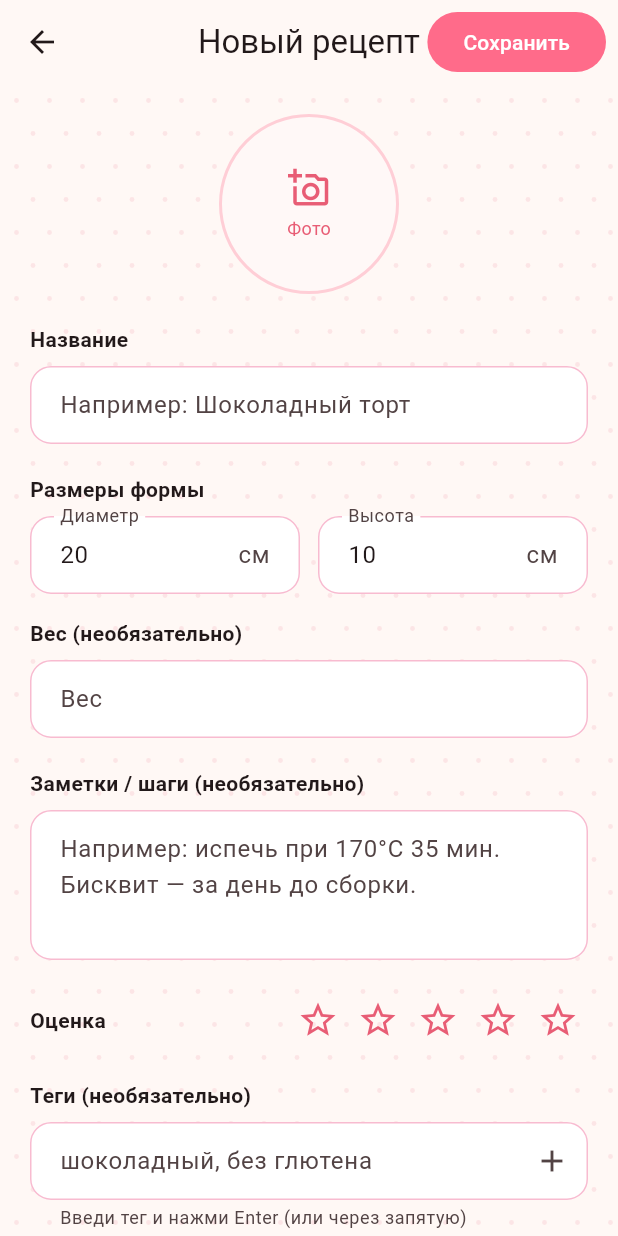
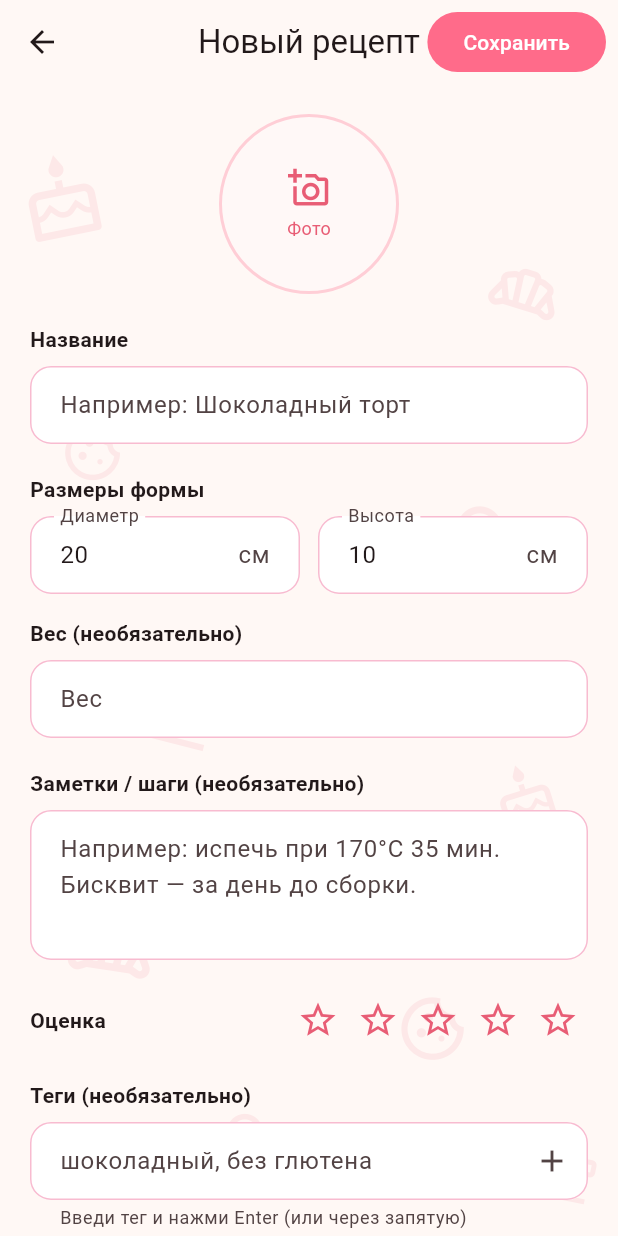
Before and after one commit to ShadowOfTime1/tortio, a Flutter app: the screen it shows after launch, after a tap on "Рецепт", on a phone screen of 412 x 824 dp. Run offline on Flutter 3.47's test engine with Material 3 defaults, Android fonts, the phone set to English and light mode, and no system bars; our stand-ins replace dio, image_picker, open_filex, package_info_plus, pdf, permission_handler and 3 more; missing offline and left inert: file_selector; network calls fail.

Commit message:
v2.5.0 cake-themed ornament on all screens, time-based auto theme, smart tier defaults

```diff
--- a/lib/main.dart
+++ b/lib/main.dart
@@ -27,7 +27,7 @@ class TortioApp extends StatelessWidget {
           debugShowCheckedModeBanner: false,
           theme: buildLightTheme(),
           darkTheme: buildDarkTheme(),
-          themeMode: ThemeService.instance.mode,
+          themeMode: ThemeService.instance.effectiveMode,
           // Заворачиваем всё в AnnotatedRegion, чтобы система рисовала иконки
           // статус-бара контрастно фону: тёмные иконки на светлой теме,
           // светлые на тёмной. Без этого в светлой теме часы/wifi/батарея
--- a/lib/screens/add_recipe_screen.dart
+++ b/lib/screens/add_recipe_screen.dart
@@ -262,7 +262,24 @@ class _AddRecipeScreenState extends State<AddRecipeScreen> {
   }
 
   void _addTier() {
-    setState(() => _additionalTiers.add(_TierInput()));
+    // Дефолт нового яруса = размер предыдущего минус 4 см диаметра (типичный
+    // step для свадебных тортов), та же высота. Поля editable как обычно.
+    double prevD;
+    double prevH;
+    if (_additionalTiers.isEmpty) {
+      prevD = parseNumber(_diameterController.text) ?? 20;
+      prevH = parseNumber(_heightController.text) ?? 10;
+    } else {
+      final prev = _additionalTiers.last;
+      prevD = parseNumber(prev.diameterController.text) ?? 20;
+      prevH = parseNumber(prev.heightController.text) ?? 10;
+    }
+    final newD = (prevD - 4).clamp(10, 50);
+    setState(() {
+      _additionalTiers.add(
+        _TierInput(diameter: '${newD.round()}', height: '${prevH.round()}'),
+      );
+    });
   }
 
   void _removeTier(_TierInput tier) {
--- a/lib/screens/scaler_screen.dart
+++ b/lib/screens/scaler_screen.dart
@@ -8,6 +8,7 @@ import '../services/app_settings.dart';
 import '../services/pdf_export_service.dart';
 import '../services/shopping_list.dart';
 import '../utils.dart';
+import '../widgets/dot_ornament.dart';
 
 enum ScaleMode { size, weight }
 
@@ -132,7 +133,10 @@ class _ScalerScreenState extends State<ScalerScreen> {
         .fold<double>(0, (sum, i) => sum + i.amount);
 
     return Scaffold(
-      body: SafeArea(
+      body: Stack(
+        children: [
+          const Positioned.fill(child: DotOrnament()),
+          SafeArea(
             child: Column(
               children: [
                 // Верхний блок: либо градиент, либо фото-обложка с затемнением.
@@ -493,6 +497,8 @@ class _ScalerScreenState extends State<ScalerScreen> {
           ],
         ),
       ),
+        ],
+      ),
     );
   }
 
@@ -568,7 +574,10 @@ class _ScalerScreenState extends State<ScalerScreen> {
         .fold<double>(0, (sum, i) => sum + i.amount);
 
     return Scaffold(
-      body: SafeArea(
+      body: Stack(
+        children: [
+          const Positioned.fill(child: DotOrnament()),
+          SafeArea(
             child: Column(
               children: [
                 // Шапка с фото или градиентом
@@ -721,6 +730,8 @@ class _ScalerScreenState extends State<ScalerScreen> {
             ),
           ],
         ),
+      ),
+        ],
       ),
     );
   }
--- a/lib/screens/settings_screen.dart
+++ b/lib/screens/settings_screen.dart
@@ -724,7 +724,7 @@ class _SettingsScreenState extends State<SettingsScreen> {
   }
 
   String _themeLabel(ThemeMode m) => switch (m) {
-    ThemeMode.system => 'Авто (как в системе)',
+    ThemeMode.system => 'Авто (день — светлая, вечер — тёмная)',
     ThemeMode.light => 'Светлая',
     ThemeMode.dark => 'Тёмная',
   };
--- a/lib/services/theme_service.dart
+++ b/lib/services/theme_service.dart
@@ -11,6 +11,16 @@ class ThemeService extends ChangeNotifier {
 
   ThemeMode _mode = ThemeMode.system;
   ThemeMode get mode => _mode;
+
+  /// Если выбрано «Авто» — возвращаем light/dark по времени суток
+  /// (06:00–20:00 = light, иначе dark), а не как в системе. Кондитеры обычно
+  /// работают днём при ярком освещении, вечером удобнее тёмная.
+  /// Если выбрано Light/Dark явно — возвращаем как есть.
+  ThemeMode get effectiveMode {
+    if (_mode != ThemeMode.system) return _mode;
+    final hour = DateTime.now().hour;
+    return (hour >= 6 && hour < 20) ? ThemeMode.light : ThemeMode.dark;
+  }
 
   Future<void> load() async {
     final prefs = await SharedPreferences.getInstance();
--- a/lib/widgets/dot_ornament.dart
+++ b/lib/widgets/dot_ornament.dart
@@ -1,7 +1,7 @@
 import 'package:flutter/material.dart';
 
-/// Лёгкий точечный орнамент в стиле «пергаментной бумаги».
-/// Вешается через `Positioned.fill` поверх Scaffold body внутри Stack.
+/// Тортово-кондитерский орнамент для фона: иконки cake/cookie/cupcake
+/// рассеяны по экрану, лёгкая прозрачность. Заменил скучные точки.
 class DotOrnament extends StatelessWidget {
   const DotOrnament({super.key});
 
@@ -10,36 +10,74 @@ class DotOrnament extends StatelessWidget {
     final isDark = Theme.of(context).brightness == Brightness.dark;
     return IgnorePointer(
       child: CustomPaint(
-        painter: _DotOrnamentPainter(
+        painter: _CakeOrnamentPainter(
           isDark
               ? Colors.white.withValues(alpha: 0.06)
-              : const Color(0xFFE85D75).withValues(alpha: 0.12),
+              : const Color(0xFFE85D75).withValues(alpha: 0.10),
         ),
       ),
     );
   }
 }
 
-class _DotOrnamentPainter extends CustomPainter {
+class _CakeOrnamentPainter extends CustomPainter {
   final Color color;
-  const _DotOrnamentPainter(this.color);
+  const _CakeOrnamentPainter(this.color);
 
-  static const double _spacing = 22.0;
-  static const double _radius = 1.6;
+  // Какие иконки используем — все outlined для лёгкости.
+  static const List<IconData> _icons = [
+    Icons.cake_outlined,
+    Icons.bakery_dining_outlined,
+    Icons.cookie_outlined,
+    Icons.icecream_outlined,
+    Icons.local_cafe_outlined,
+  ];
+
+  // (xRel, yRel, size, rotationRad, iconIdx). xRel/yRel — доли ширины/высоты.
+  // Фиксированные позиции — узор предсказуемый, не «пляшет» при перерисовке.
+  static const List<(double, double, double, double, int)> _placements = [
+    (0.10, 0.10, 60.0, -0.20, 0), // cake top-left
+    (0.85, 0.18, 50.0, 0.30, 1), // bakery top-right
+    (0.15, 0.32, 44.0, 0.10, 2), // cookie
+    (0.78, 0.40, 56.0, -0.15, 3), // icecream
+    (0.30, 0.55, 50.0, 0.25, 4), // cafe
+    (0.85, 0.62, 46.0, -0.30, 0), // cake mid-right
+    (0.18, 0.75, 60.0, 0.15, 1), // bakery low-left
+    (0.70, 0.82, 50.0, 0.05, 2), // cookie
+    (0.40, 0.92, 44.0, -0.20, 3), // icecream bottom
+    (0.92, 0.95, 40.0, 0.20, 4), // cafe corner
+  ];
 
   @override
   void paint(Canvas canvas, Size size) {
-    final paint = Paint()..color = color;
-    var rowIdx = 0;
-    for (var y = _spacing / 2; y < size.height; y += _spacing) {
-      final offsetX = (rowIdx % 2 == 0) ? 0.0 : _spacing / 2;
-      for (var x = offsetX + _spacing / 2; x < size.width; x += _spacing) {
-        canvas.drawCircle(Offset(x, y), _radius, paint);
-      }
-      rowIdx++;
+    for (final p in _placements) {
+      final iconData = _icons[p.$5];
+      final x = size.width * p.$1;
+      final y = size.height * p.$2;
+      final iconSize = p.$3;
+      final rot = p.$4;
+
+      canvas.save();
+      canvas.translate(x, y);
+      canvas.rotate(rot);
+
+      final painter = TextPainter(
+        text: TextSpan(
+          text: String.fromCharCode(iconData.codePoint),
+          style: TextStyle(
+            fontSize: iconSize,
+            fontFamily: iconData.fontFamily,
+            package: iconData.fontPackage,
+            color: color,
+          ),
+        ),
+        textDirection: TextDirection.ltr,
+      )..layout();
+      painter.paint(canvas, Offset(-iconSize / 2, -iconSize / 2));
+      canvas.restore();
     }
   }
 
   @override
-  bool shouldRepaint(covariant _DotOrnamentPainter old) => old.color != color;
+  bool shouldRepaint(covariant _CakeOrnamentPainter old) => old.color != color;
 }
--- a/pubspec.yaml
+++ b/pubspec.yaml
@@ -16,7 +16,7 @@ publish_to: 'none' # Remove this line if you wish to publish to pub.dev
 # https://developer.apple.com/library/archive/documentation/General/Reference/InfoPlistKeyReference/Articles/CoreFoundationKeys.html
 # In Windows, build-name is used as the major, minor, and patch parts
 # of the product and file versions while build-number is used as the build suffix.
-version: 2.4.2+1777024547
+version: 2.5.0+1777026250
 
 environment:
   sdk: ^3.11.4
```
Also changed, not shown: 1 other file. Lines whose indentation alone changed are shown as unchanged.
